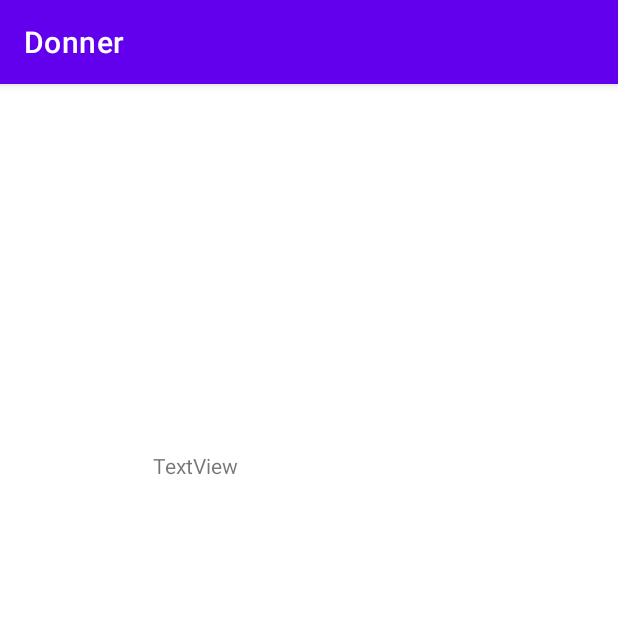
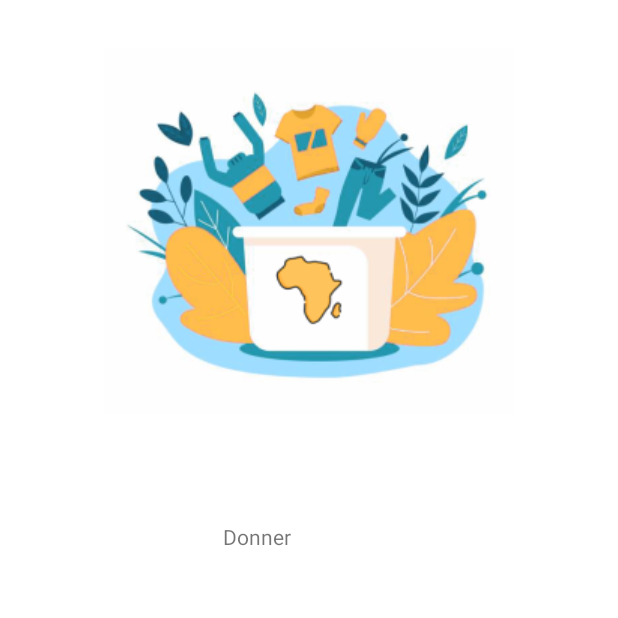
Before and after one commit to Silikhe/doner, an Android app: the screen it shows after launch (SplashScreenActivity), on a phone screen of 412 x 824 dp, the top half of it. Run offline under Robolectric (Android 15) with nearby library versions, the phone set to English and light mode, and no system bars.

Commit message:
feature(splashscreen):add main text to splash screen

```diff
--- a/app/src/main/res/layout/activity_splash_screen.xml
+++ b/app/src/main/res/layout/activity_splash_screen.xml
@@ -6,17 +6,25 @@
     android:layout_height="match_parent"
     tools:context=".SplashScreenActivity">
 
-    <TextView
-        android:id="@+id/textView"
+    <ImageView
+        android:id="@+id/imageView3"
         android:layout_width="wrap_content"
         android:layout_height="wrap_content"
-        android:layout_marginStart="101dp"
-        android:layout_marginTop="226dp"
-        android:layout_marginEnd="253dp"
-        android:layout_marginBottom="486dp"
-        android:text="TextView"
-        app:layout_constraintBottom_toBottomOf="parent"
+        android:layout_marginTop="32dp"
         app:layout_constraintEnd_toEndOf="parent"
         app:layout_constraintStart_toStartOf="parent"
-        app:layout_constraintTop_toTopOf="parent" />
+        app:layout_constraintTop_toTopOf="parent"
+        app:srcCompat="@drawable/logo" />
+
+    <TextView
+        android:id="@+id/logo_text"
+        android:layout_width="wrap_content"
+        android:layout_height="wrap_content"
+        android:layout_marginStart="142dp"
+        android:layout_marginTop="72dp"
+        android:layout_marginEnd="211dp"
+        android:text="Donner"
+        app:layout_constraintEnd_toEndOf="parent"
+        app:layout_constraintStart_toStartOf="parent"
+        app:layout_constraintTop_toBottomOf="@+id/imageView3" />
 </androidx.constraintlayout.widget.ConstraintLayout>
--- a/app/src/main/res/values/colors.xml
+++ b/app/src/main/res/values/colors.xml
@@ -2,7 +2,7 @@
 <resources>
     <color name="purple_200">#FFBB86FC</color>
     <color name="purple_500">#FF6200EE</color>
-    <color name="purple_700">#FF3700B3</color>
+    <color name="purple_700">#FFFFFF</color>
     <color name="teal_200">#FF03DAC5</color>
     <color name="teal_700">#FF018786</color>
     <color name="black">#FF000000</color>
--- a/app/src/main/res/values/themes.xml
+++ b/app/src/main/res/values/themes.xml
@@ -1,6 +1,6 @@
 <resources xmlns:tools="http://schemas.android.com/tools">
     <!-- Base application theme. -->
-    <style name="Theme.Donner" parent="Theme.MaterialComponents.DayNight.DarkActionBar">
+    <style name="Theme.Donner" parent="Theme.MaterialComponents.DayNight.NoActionBar">
         <!-- Primary brand color. -->
         <item name="colorPrimary">@color/purple_500</item>
         <item name="colorPrimaryVariant">@color/purple_700</item>
```
